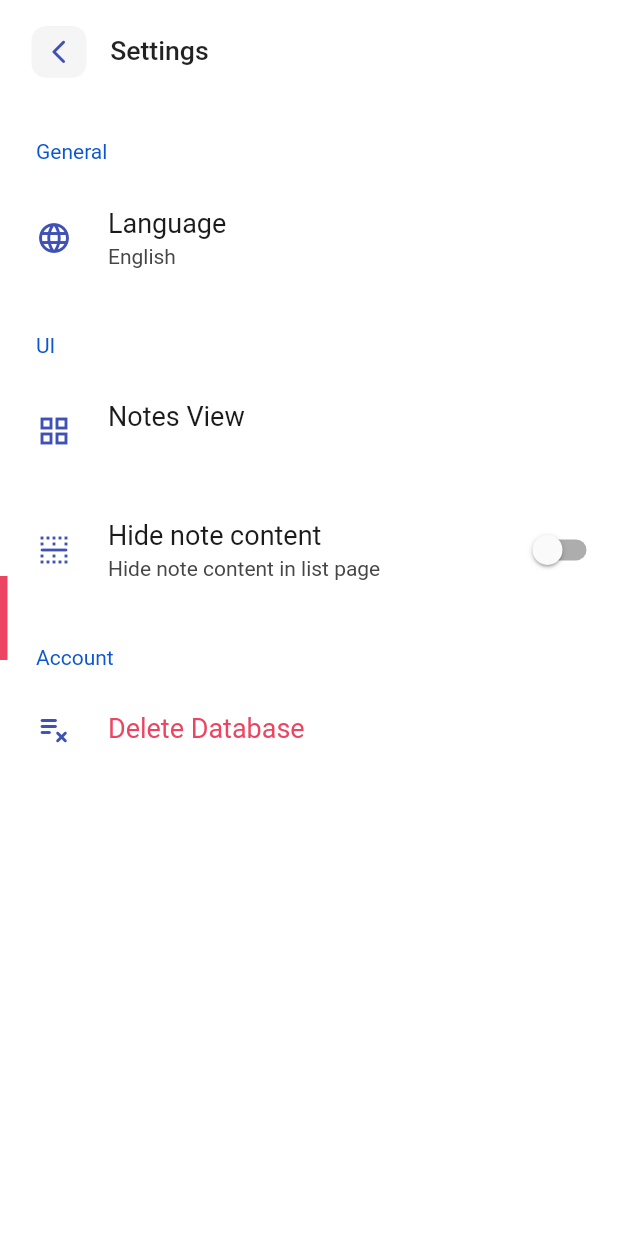
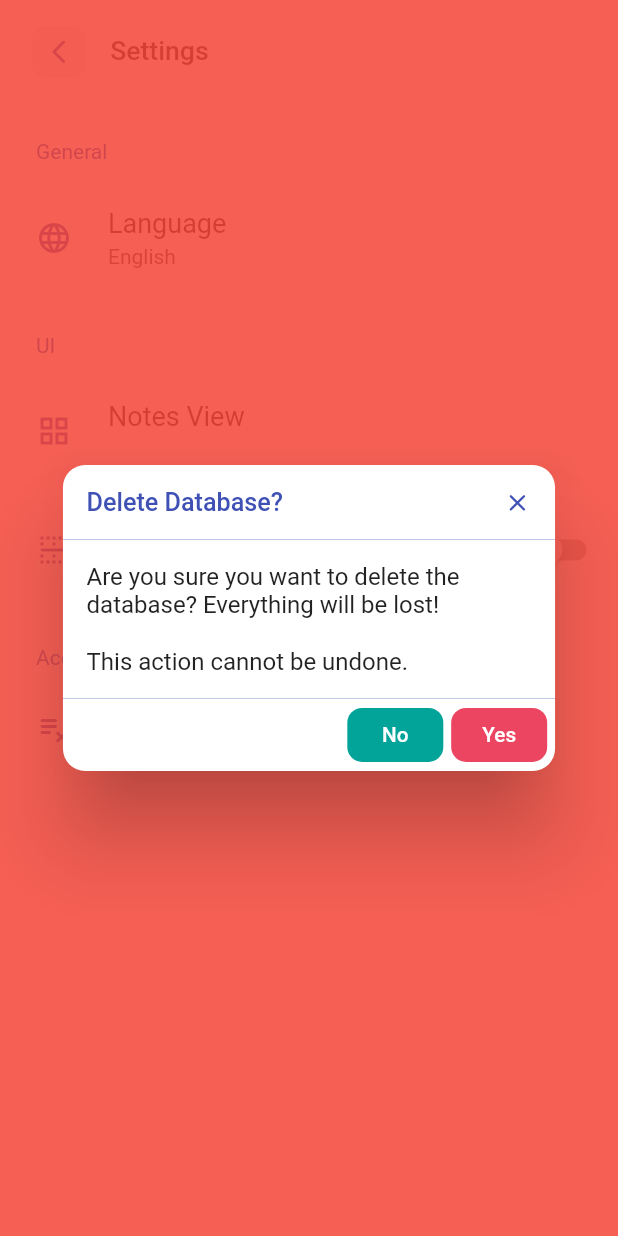
Before and after one commit to motasimfuad/deeNotes-personal_notebooks, a Flutter app: the SettingsPage screen opened by its route, after a tap on "Delete Database", on a phone screen of 412 x 824 dp. Run offline on Flutter 3.47's test engine with Material 2 defaults, Android fonts, the phone set to English and light mode, and no system bars; drawn by our look-alikes of flash, settings_ui; our stand-ins replace bloc, dartz, equatable, flutter_bloc, flutter_screenutil, get_it and 5 more; accounts and stored records are empty; statements that could not run were skipped.

Commit message:
database clear funtonality added

```diff
--- a/lib/core/widgets/k_dialog.dart
+++ b/lib/core/widgets/k_dialog.dart
@@ -11,6 +11,7 @@ KDialog({
   String? noButtonText,
   Color? yesButtonColor,
   Color? noButtonColor,
+  Color? barrierColor,
   String? bodyText,
   double? xInset,
   bool? showFooter = true,
@@ -106,6 +107,7 @@ KDialog({
   showDialog(
     context: context,
     barrierDismissible: isDismissible ?? false,
+    barrierColor: barrierColor ?? Colors.black54,
     builder: (_) {
       return AlertDialog(
         title: Row(
--- a/lib/dependency_injection.dart
+++ b/lib/dependency_injection.dart
@@ -53,7 +53,10 @@ Future<void> init() async {
     ),
   );
 
-  getIt.registerFactory(() => SettingsBloc(pref: getIt()));
+  getIt.registerFactory(() => SettingsBloc(
+        pref: getIt(),
+        dataRepo: getIt(),
+      ));
 
   // UseCases
   // notebook usecases
@@ -94,6 +97,5 @@ Future<void> init() async {
   getIt.registerLazySingleton<NoteColorsProvider>(() => NoteColorsProvider());
 
   var sharedPref = await SharedPreferences.getInstance();
-  // getIt.registerLazySingleton<SharedPreferences>(() => sharedPref);
   getIt.registerSingleton<SharedPreferences>(sharedPref);
 }
--- a/lib/features/settings/presentation/bloc/settings_bloc.dart
+++ b/lib/features/settings/presentation/bloc/settings_bloc.dart
@@ -4,13 +4,17 @@ import 'package:shared_preferences/shared_preferences.dart';
 
 import 'package:notebooks/core/constants/constants.dart';
 
+import '../../../../data/repositories/data_repository.dart';
+
 part 'settings_event.dart';
 part 'settings_state.dart';
 
 class SettingsBloc extends Bloc<SettingsEvent, SettingsState> {
   SharedPreferences pref;
+  DataRepository dataRepo;
   SettingsBloc({
     required this.pref,
+    required this.dataRepo,
   }) : super(SettingsInitial()) {
     on<SettingsEvent>((event, emit) async {
       if (event is NoteViewSettingsChangedEvent) {
@@ -130,6 +134,21 @@ class SettingsBloc extends Bloc<SettingsEvent, SettingsState> {
           emit(const IntroWatchedState());
         }
       }
+
+      // clear database
+      if (event is ClearDatabaseEvent) {
+        emit(DatabaseClearingState());
+        await dataRepo.closeDatabase();
+
+        emit(const DatabaseClearedState());
+
+        var view = pref.getBool(Strings.isNoteContentHiddenKey);
+        var val = pref.getString(Strings.noteViewTypeKey);
+        emit(AllSettingsFetchedState(
+          isNoteContentHidden: view,
+          selectedView: val?.getNoteViewType,
+        ));
+      }
     });
   }
 }
--- a/lib/features/settings/presentation/bloc/settings_event.dart
+++ b/lib/features/settings/presentation/bloc/settings_event.dart
@@ -42,3 +42,6 @@ class CheckIntroWatchedEvent extends SettingsEvent {
   @override
   List<Object> get props => [];
 }
+
+// clear database
+class ClearDatabaseEvent extends SettingsEvent {}
--- a/lib/features/settings/presentation/bloc/settings_state.dart
+++ b/lib/features/settings/presentation/bloc/settings_state.dart
@@ -61,3 +61,12 @@ class IntroNotWatchedState extends SettingsState {
   @override
   List<Object> get props => [];
 }
+
+// database cleared
+class DatabaseClearingState extends SettingsState {}
+
+class DatabaseClearedState extends SettingsState {
+  const DatabaseClearedState();
+  @override
+  List<Object> get props => [];
+}
--- a/lib/features/settings/presentation/pages/settings_page.dart
+++ b/lib/features/settings/presentation/pages/settings_page.dart
@@ -2,12 +2,14 @@ import 'package:flutter/material.dart';
 import 'package:flutter_bloc/flutter_bloc.dart';
 import 'package:notebooks/core/constants/colors.dart';
 import 'package:notebooks/core/router/app_router.dart';
+import 'package:notebooks/core/widgets/k_dialog.dart';
 import 'package:notebooks/features/settings/presentation/bloc/settings_bloc.dart';
 import 'package:settings_ui/settings_ui.dart';
 
 import '../../../../core/widgets/k_appbar.dart';
 import '../../../../core/widgets/k_snackbar.dart';
 import '../../../../data/repositories/data_repository.dart';
+import '../../../notebook/presentation/bloc/notebook_bloc.dart';
 
 class SettingsPage extends StatefulWidget {
   const SettingsPage({Key? key}) : super(key: key);
@@ -35,25 +37,46 @@ class _SettingsPageState extends State<SettingsPage> {
                 router.pop();
               },
             ),
-            BlocBuilder<SettingsBloc, SettingsState>(
+            BlocConsumer<SettingsBloc, SettingsState>(
+              listener: (context, state) {
+                if (state is DatabaseClearingState) {
+                  KSnackBar(
+                    context: context,
+                    message: 'Database Deleting...',
+                  );
+                }
+                if (state is DatabaseClearedState) {
+                  Navigator.pop(context);
+                  context
+                      .read<NotebookBloc>()
+                      .add(const GetAllNotebooksEvent());
+
+                  router.goNamed(AppRouters.homePage);
+
+                  KSnackBar(
+                    context: context,
+                    message: 'Database Deleted',
+                  );
+                }
+              },
               builder: (context, state) {
                 if (state is AllSettingsFetchedState) {
                   displayName = state.selectedView!.name;
                   isNoteContentHidden = state.isNoteContentHidden!;
                   print(
                       "AllSettings >> noteViewType: $displayName, isNoteContentHidden: $isNoteContentHidden");
-                }
-
-                if (state is NoteViewSettingsChangedState) {
+                } else if (state is NoteViewSettingsChangedState) {
                   displayName = state.selectedView.name;
                   print(
                       "NoteViewSettingsChanged >> noteViewType: $displayName, isNoteContentHidden: $isNoteContentHidden");
-                }
-
-                if (state is NoteContentViewToggledState) {
+                } else if (state is NoteContentViewToggledState) {
                   isNoteContentHidden = state.isNoteContentHidden;
                   print(
                       "NoteContent >> noteViewType: $displayName, isNoteContentHidden: $isNoteContentHidden");
+                } else if (state is DatabaseClearedState) {
+                  // context
+                  //     .read<NotebookBloc>()
+                  //     .add(const GetAllNotebooksEvent());
                 }
 
                 return Expanded(
@@ -168,9 +191,15 @@ class _SettingsPageState extends State<SettingsPage> {
                 ),
               ),
               onPressed: (context) {
-                KSnackBar(
+                KDialog(
                   context: context,
-                  message: 'More languages coming soon!',
+                  title: 'Delete Database?',
+                  barrierColor: Colors.red.withOpacity(0.85),
+                  bodyText:
+                      'Are you sure you want to delete the database? Everything will be lost!\n\nThis action cannot be undone.',
+                  yesBtnPressed: () {
+                    context.read<SettingsBloc>().add(ClearDatabaseEvent());
+                  },
                 );
               },
             ),
```
Also changed, not shown: lib/features/notebook/presentation/pages/all_notebooks_page.dart (+9 -9 lines), lib/features/settings/presentation/pages/loading_screen.dart (+11 -5 lines).
